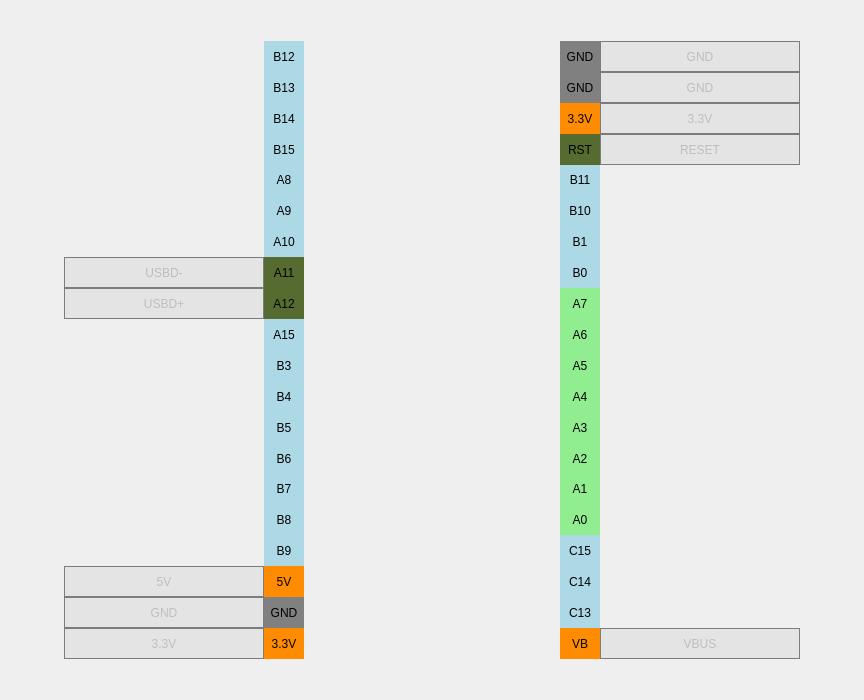
Before: the Qt Designer form src/widgets/pins/pinsbluepill.ui in anpeaco/FreeJoyXConfiguratorQt, drawn with Qt 5.
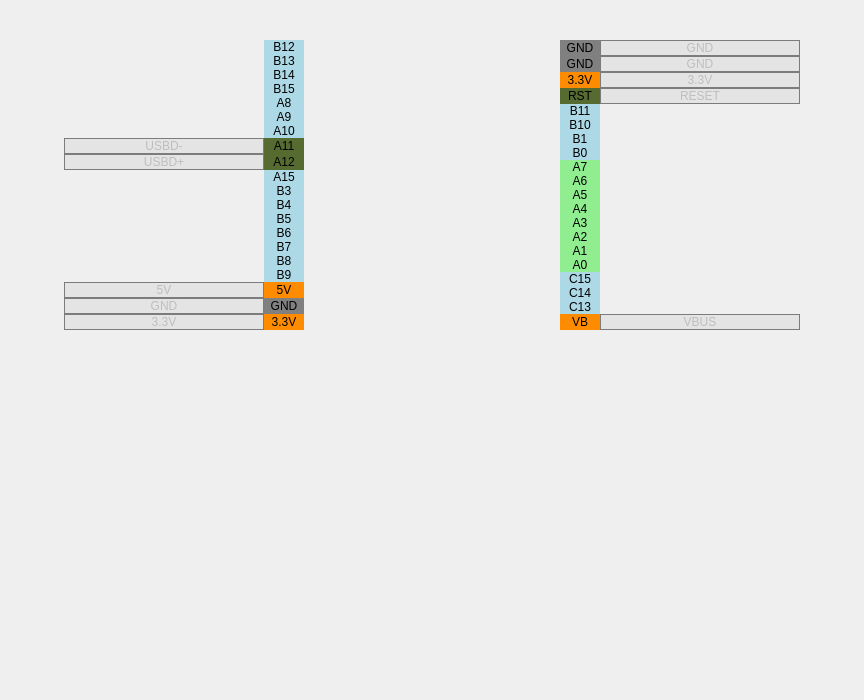
After: the same form once the commit is applied. Icons and pictures are not drawn.

```diff
--- a/src/widgets/pins/pinsbluepill.ui
+++ b/src/widgets/pins/pinsbluepill.ui
@@ -10,7 +10,7 @@
     <height>700</height>
    </rect>
   </property>
-  <layout class="QGridLayout" name="gridLayout" rowstretch="1,15,1" columnstretch="4,15,16,15,4">
+  <layout class="QGridLayout" name="gridLayout" rowstretch="0,0,1" columnstretch="4,15,16,15,4">
    <property name="leftMargin">
     <number>0</number>
    </property>
```
